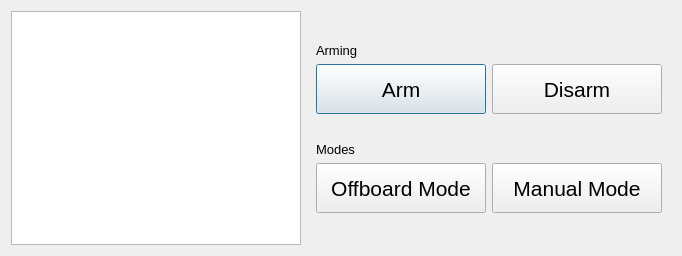
Qt form vehicle_monitor.ui (ICSL-hanyang/vehicle_monitor) before a commit.
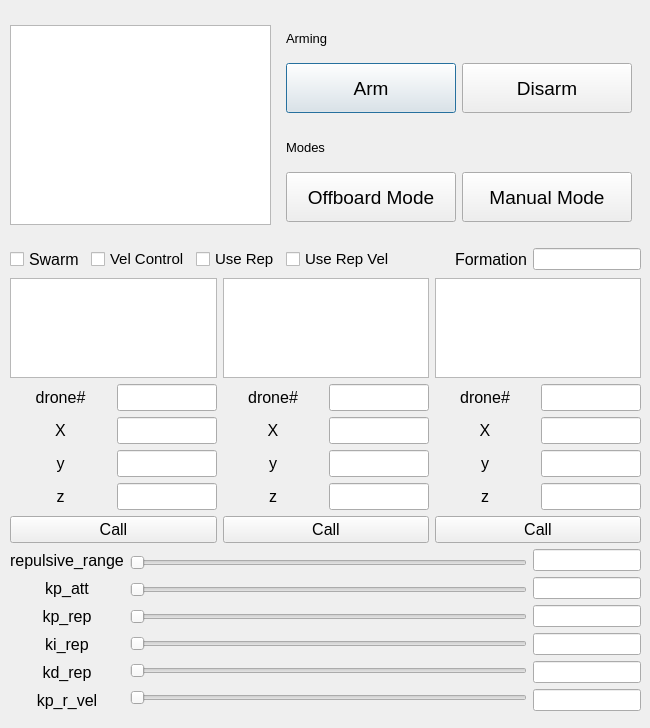
The same form after that commit.

Commit message: multi drone control ui added

```diff
--- a/vehicle_monitor.ui
+++ b/vehicle_monitor.ui
@@ -6,8 +6,8 @@
    <rect>
     <x>0</x>
     <y>0</y>
-    <width>682</width>
-    <height>256</height>
+    <width>650</width>
+    <height>728</height>
    </rect>
   </property>
   <property name="minimumSize">
@@ -19,13 +19,36 @@
   <property name="windowTitle">
    <string>Vehicle Monitor</string>
   </property>
-  <layout class="QHBoxLayout" name="horizontalLayout">
+  <widget class="QWidget" name="verticalLayoutWidget">
+   <property name="geometry">
+    <rect>
+     <x>10</x>
+     <y>10</y>
+     <width>631</width>
+     <height>701</height>
+    </rect>
+   </property>
+   <layout class="QVBoxLayout" name="verticalLayout_2">
+    <item>
+     <layout class="QHBoxLayout" name="horizontalLayout_4">
    <item>
     <widget class="QTextBrowser" name="textBrowser">
+        <property name="sizePolicy">
+         <sizepolicy hsizetype="Expanding" vsizetype="Fixed">
+          <horstretch>0</horstretch>
+          <verstretch>0</verstretch>
+         </sizepolicy>
+        </property>
      <property name="minimumSize">
       <size>
-       <width>250</width>
-       <height>230</height>
+          <width>100</width>
+          <height>150</height>
+         </size>
+        </property>
+        <property name="maximumSize">
+         <size>
+          <width>2000</width>
+          <height>200</height>
       </size>
      </property>
      <property name="font">
@@ -50,19 +73,6 @@
      <property name="bottomMargin">
       <number>9</number>
      </property>
-     <item>
-      <spacer name="verticalSpacer_2">
-       <property name="orientation">
-        <enum>Qt::Vertical</enum>
-       </property>
-       <property name="sizeHint" stdset="0">
-        <size>
-         <width>20</width>
-         <height>40</height>
-        </size>
-       </property>
-      </spacer>
-     </item>
      <item>
       <widget class="QLabel" name="label">
        <property name="font">
@@ -87,7 +97,7 @@
          </property>
          <property name="font">
           <font>
-           <pointsize>16</pointsize>
+              <pointsize>14</pointsize>
           </font>
          </property>
          <property name="text">
@@ -105,7 +115,7 @@
          </property>
          <property name="font">
           <font>
-           <pointsize>16</pointsize>
+              <pointsize>14</pointsize>
           </font>
          </property>
          <property name="text">
@@ -120,10 +130,13 @@
        <property name="orientation">
         <enum>Qt::Vertical</enum>
        </property>
+          <property name="sizeType">
+           <enum>QSizePolicy::Fixed</enum>
+          </property>
        <property name="sizeHint" stdset="0">
         <size>
          <width>20</width>
-         <height>40</height>
+            <height>10</height>
         </size>
        </property>
       </spacer>
@@ -152,7 +165,7 @@
          </property>
          <property name="font">
           <font>
-           <pointsize>16</pointsize>
+              <pointsize>14</pointsize>
           </font>
          </property>
          <property name="text">
@@ -173,7 +186,7 @@
          </property>
          <property name="font">
           <font>
-           <pointsize>16</pointsize>
+              <pointsize>14</pointsize>
           </font>
          </property>
          <property name="text">
@@ -188,10 +201,13 @@
        <property name="orientation">
         <enum>Qt::Vertical</enum>
        </property>
+          <property name="sizeType">
+           <enum>QSizePolicy::Fixed</enum>
+          </property>
        <property name="sizeHint" stdset="0">
         <size>
          <width>20</width>
-         <height>40</height>
+            <height>10</height>
         </size>
        </property>
       </spacer>
@@ -199,6 +215,896 @@
     </layout>
    </item>
   </layout>
+    </item>
+    <item>
+     <layout class="QHBoxLayout" name="horizontalLayout_6">
+      <item>
+       <widget class="QCheckBox" name="checkBox">
+        <property name="font">
+         <font>
+          <pointsize>12</pointsize>
+         </font>
+        </property>
+        <property name="text">
+         <string>Swarm</string>
+        </property>
+       </widget>
+      </item>
+      <item>
+       <widget class="QCheckBox" name="checkBox_vel">
+        <property name="font">
+         <font>
+          <pointsize>11</pointsize>
+         </font>
+        </property>
+        <property name="text">
+         <string>Vel Control</string>
+        </property>
+       </widget>
+      </item>
+      <item>
+       <widget class="QCheckBox" name="checkBox_rep">
+        <property name="font">
+         <font>
+          <pointsize>11</pointsize>
+         </font>
+        </property>
+        <property name="text">
+         <string>Use Rep</string>
+        </property>
+       </widget>
+      </item>
+      <item>
+       <widget class="QCheckBox" name="checkBox_rep_vel">
+        <property name="font">
+         <font>
+          <pointsize>11</pointsize>
+         </font>
+        </property>
+        <property name="text">
+         <string>Use Rep Vel</string>
+        </property>
+       </widget>
+      </item>
+      <item>
+       <spacer name="horizontalSpacer">
+        <property name="orientation">
+         <enum>Qt::Horizontal</enum>
+        </property>
+        <property name="sizeType">
+         <enum>QSizePolicy::Expanding</enum>
+        </property>
+        <property name="sizeHint" stdset="0">
+         <size>
+          <width>30</width>
+          <height>10</height>
+         </size>
+        </property>
+       </spacer>
+      </item>
+      <item>
+       <widget class="QLabel" name="label_11">
+        <property name="sizePolicy">
+         <sizepolicy hsizetype="Minimum" vsizetype="Minimum">
+          <horstretch>0</horstretch>
+          <verstretch>0</verstretch>
+         </sizepolicy>
+        </property>
+        <property name="minimumSize">
+         <size>
+          <width>0</width>
+          <height>20</height>
+         </size>
+        </property>
+        <property name="font">
+         <font>
+          <pointsize>12</pointsize>
+         </font>
+        </property>
+        <property name="text">
+         <string>Formation</string>
+        </property>
+        <property name="alignment">
+         <set>Qt::AlignCenter</set>
+        </property>
+       </widget>
+      </item>
+      <item>
+       <widget class="QLineEdit" name="lineEdit_formation">
+        <property name="sizePolicy">
+         <sizepolicy hsizetype="Fixed" vsizetype="Fixed">
+          <horstretch>0</horstretch>
+          <verstretch>0</verstretch>
+         </sizepolicy>
+        </property>
+        <property name="maximumSize">
+         <size>
+          <width>250</width>
+          <height>16777215</height>
+         </size>
+        </property>
+       </widget>
+      </item>
+     </layout>
+    </item>
+    <item>
+     <layout class="QHBoxLayout" name="horizontalLayout_7">
+      <item>
+       <layout class="QVBoxLayout" name="verticalLayout_5">
+        <item>
+         <widget class="QTextBrowser" name="textBrowser_2">
+          <property name="sizePolicy">
+           <sizepolicy hsizetype="Fixed" vsizetype="Fixed">
+            <horstretch>0</horstretch>
+            <verstretch>0</verstretch>
+           </sizepolicy>
+          </property>
+          <property name="maximumSize">
+           <size>
+            <width>230</width>
+            <height>100</height>
+           </size>
+          </property>
+         </widget>
+        </item>
+        <item>
+         <layout class="QHBoxLayout" name="horizontalLayout">
+          <item>
+           <layout class="QVBoxLayout" name="verticalLayout_4">
+            <item>
+             <widget class="QLabel" name="label_4">
+              <property name="font">
+               <font>
+                <pointsize>12</pointsize>
+               </font>
+              </property>
+              <property name="text">
+               <string>drone#</string>
+              </property>
+              <property name="alignment">
+               <set>Qt::AlignCenter</set>
+              </property>
+             </widget>
+            </item>
+            <item>
+             <widget class="QLabel" name="label_3">
+              <property name="font">
+               <font>
+                <pointsize>12</pointsize>
+               </font>
+              </property>
+              <property name="text">
+               <string>X</string>
+              </property>
+              <property name="alignment">
+               <set>Qt::AlignCenter</set>
+              </property>
+             </widget>
+            </item>
+            <item>
+             <widget class="QLabel" name="label_6">
+              <property name="font">
+               <font>
+                <pointsize>12</pointsize>
+               </font>
+              </property>
+              <property name="text">
+               <string>y</string>
+              </property>
+              <property name="alignment">
+               <set>Qt::AlignCenter</set>
+              </property>
+             </widget>
+            </item>
+            <item>
+             <widget class="QLabel" name="label_5">
+              <property name="font">
+               <font>
+                <pointsize>12</pointsize>
+               </font>
+              </property>
+              <property name="text">
+               <string>z</string>
+              </property>
+              <property name="alignment">
+               <set>Qt::AlignCenter</set>
+              </property>
+             </widget>
+            </item>
+           </layout>
+          </item>
+          <item>
+           <layout class="QVBoxLayout" name="verticalLayout_3">
+            <item>
+             <widget class="QLineEdit" name="lineEdit">
+              <property name="sizePolicy">
+               <sizepolicy hsizetype="Fixed" vsizetype="Fixed">
+                <horstretch>0</horstretch>
+                <verstretch>0</verstretch>
+               </sizepolicy>
+              </property>
+              <property name="maximumSize">
+               <size>
+                <width>100</width>
+                <height>16777215</height>
+               </size>
+              </property>
+              <property name="font">
+               <font>
+                <pointsize>12</pointsize>
+               </font>
+              </property>
+             </widget>
+            </item>
+            <item>
+             <widget class="QLineEdit" name="lineEdit_2">
+              <property name="sizePolicy">
+               <sizepolicy hsizetype="Fixed" vsizetype="Fixed">
+                <horstretch>0</horstretch>
+                <verstretch>0</verstretch>
+               </sizepolicy>
+              </property>
+              <property name="maximumSize">
+               <size>
+                <width>100</width>
+                <height>16777215</height>
+               </size>
+              </property>
+              <property name="font">
+               <font>
+                <pointsize>12</pointsize>
+               </font>
+              </property>
+             </widget>
+            </item>
+            <item>
+             <widget class="QLineEdit" name="lineEdit_3">
+              <property name="sizePolicy">
+               <sizepolicy hsizetype="Fixed" vsizetype="Fixed">
+                <horstretch>0</horstretch>
+                <verstretch>0</verstretch>
+               </sizepolicy>
+              </property>
+              <property name="maximumSize">
+               <size>
+                <width>100</width>
+                <height>16777215</height>
+               </size>
+              </property>
+              <property name="font">
+               <font>
+                <pointsize>12</pointsize>
+               </font>
+              </property>
+             </widget>
+            </item>
+            <item>
+             <widget class="QLineEdit" name="lineEdit_4">
+              <property name="sizePolicy">
+               <sizepolicy hsizetype="Fixed" vsizetype="Fixed">
+                <horstretch>0</horstretch>
+                <verstretch>0</verstretch>
+               </sizepolicy>
+              </property>
+              <property name="maximumSize">
+               <size>
+                <width>100</width>
+                <height>16777215</height>
+               </size>
+              </property>
+              <property name="font">
+               <font>
+                <pointsize>12</pointsize>
+               </font>
+              </property>
+             </widget>
+            </item>
+           </layout>
+          </item>
+         </layout>
+        </item>
+        <item>
+         <widget class="QPushButton" name="goToButton">
+          <property name="font">
+           <font>
+            <pointsize>12</pointsize>
+           </font>
+          </property>
+          <property name="text">
+           <string>Call</string>
+          </property>
+         </widget>
+        </item>
+       </layout>
+      </item>
+      <item>
+       <layout class="QVBoxLayout" name="verticalLayout_6">
+        <item>
+         <widget class="QTextBrowser" name="textBrowser_3">
+          <property name="sizePolicy">
+           <sizepolicy hsizetype="Fixed" vsizetype="Fixed">
+            <horstretch>0</horstretch>
+            <verstretch>0</verstretch>
+           </sizepolicy>
+          </property>
+          <property name="maximumSize">
+           <size>
+            <width>230</width>
+            <height>100</height>
+           </size>
+          </property>
+         </widget>
+        </item>
+        <item>
+         <layout class="QHBoxLayout" name="horizontalLayout_5">
+          <item>
+           <layout class="QVBoxLayout" name="verticalLayout_7">
+            <item>
+             <widget class="QLabel" name="label_7">
+              <property name="font">
+               <font>
+                <pointsize>12</pointsize>
+               </font>
+              </property>
+              <property name="text">
+               <string>drone#</string>
+              </property>
+              <property name="alignment">
+               <set>Qt::AlignCenter</set>
+              </property>
+             </widget>
+            </item>
+            <item>
+             <widget class="QLabel" name="label_8">
+              <property name="font">
+               <font>
+                <pointsize>12</pointsize>
+               </font>
+              </property>
+              <property name="text">
+               <string>X</string>
+              </property>
+              <property name="alignment">
+               <set>Qt::AlignCenter</set>
+              </property>
+             </widget>
+            </item>
+            <item>
+             <widget class="QLabel" name="label_9">
+              <property name="font">
+               <font>
+                <pointsize>12</pointsize>
+               </font>
+              </property>
+              <property name="text">
+               <string>y</string>
+              </property>
+              <property name="alignment">
+               <set>Qt::AlignCenter</set>
+              </property>
+             </widget>
+            </item>
+            <item>
+             <widget class="QLabel" name="label_10">
+              <property name="font">
+               <font>
+                <pointsize>12</pointsize>
+               </font>
+              </property>
+              <property name="text">
+               <string>z</string>
+              </property>
+              <property name="alignment">
+               <set>Qt::AlignCenter</set>
+              </property>
+             </widget>
+            </item>
+           </layout>
+          </item>
+          <item>
+           <layout class="QVBoxLayout" name="verticalLayout_8">
+            <item>
+             <widget class="QLineEdit" name="lineEdit_5">
+              <property name="sizePolicy">
+               <sizepolicy hsizetype="Fixed" vsizetype="Fixed">
+                <horstretch>0</horstretch>
+                <verstretch>0</verstretch>
+               </sizepolicy>
+              </property>
+              <property name="maximumSize">
+               <size>
+                <width>100</width>
+                <height>16777215</height>
+               </size>
+              </property>
+              <property name="font">
+               <font>
+                <pointsize>12</pointsize>
+               </font>
+              </property>
+             </widget>
+            </item>
+            <item>
+             <widget class="QLineEdit" name="lineEdit_6">
+              <property name="sizePolicy">
+               <sizepolicy hsizetype="Fixed" vsizetype="Fixed">
+                <horstretch>0</horstretch>
+                <verstretch>0</verstretch>
+               </sizepolicy>
+              </property>
+              <property name="maximumSize">
+               <size>
+                <width>100</width>
+                <height>16777215</height>
+               </size>
+              </property>
+              <property name="font">
+               <font>
+                <pointsize>12</pointsize>
+               </font>
+              </property>
+             </widget>
+            </item>
+            <item>
+             <widget class="QLineEdit" name="lineEdit_7">
+              <property name="sizePolicy">
+               <sizepolicy hsizetype="Fixed" vsizetype="Fixed">
+                <horstretch>0</horstretch>
+                <verstretch>0</verstretch>
+               </sizepolicy>
+              </property>
+              <property name="maximumSize">
+               <size>
+                <width>100</width>
+                <height>16777215</height>
+               </size>
+              </property>
+              <property name="font">
+               <font>
+                <pointsize>12</pointsize>
+               </font>
+              </property>
+             </widget>
+            </item>
+            <item>
+             <widget class="QLineEdit" name="lineEdit_8">
+              <property name="sizePolicy">
+               <sizepolicy hsizetype="Fixed" vsizetype="Fixed">
+                <horstretch>0</horstretch>
+                <verstretch>0</verstretch>
+               </sizepolicy>
+              </property>
+              <property name="maximumSize">
+               <size>
+                <width>100</width>
+                <height>16777215</height>
+               </size>
+              </property>
+              <property name="font">
+               <font>
+                <pointsize>12</pointsize>
+               </font>
+              </property>
+             </widget>
+            </item>
+           </layout>
+          </item>
+         </layout>
+        </item>
+        <item>
+         <widget class="QPushButton" name="goToButton_2">
+          <property name="font">
+           <font>
+            <pointsize>12</pointsize>
+           </font>
+          </property>
+          <property name="text">
+           <string>Call</string>
+          </property>
+         </widget>
+        </item>
+       </layout>
+      </item>
+      <item>
+       <layout class="QVBoxLayout" name="verticalLayout_9">
+        <item>
+         <widget class="QTextBrowser" name="textBrowser_4">
+          <property name="sizePolicy">
+           <sizepolicy hsizetype="Fixed" vsizetype="Fixed">
+            <horstretch>0</horstretch>
+            <verstretch>0</verstretch>
+           </sizepolicy>
+          </property>
+          <property name="maximumSize">
+           <size>
+            <width>230</width>
+            <height>100</height>
+           </size>
+          </property>
+         </widget>
+        </item>
+        <item>
+         <layout class="QHBoxLayout" name="horizontalLayout_8">
+          <item>
+           <layout class="QVBoxLayout" name="verticalLayout_10">
+            <item>
+             <widget class="QLabel" name="label_12">
+              <property name="font">
+               <font>
+                <pointsize>12</pointsize>
+               </font>
+              </property>
+              <property name="text">
+               <string>drone#</string>
+              </property>
+              <property name="alignment">
+               <set>Qt::AlignCenter</set>
+              </property>
+             </widget>
+            </item>
+            <item>
+             <widget class="QLabel" name="label_13">
+              <property name="font">
+               <font>
+                <pointsize>12</pointsize>
+               </font>
+              </property>
+              <property name="text">
+               <string>X</string>
+              </property>
+              <property name="alignment">
+               <set>Qt::AlignCenter</set>
+              </property>
+             </widget>
+            </item>
+            <item>
+             <widget class="QLabel" name="label_14">
+              <property name="font">
+               <font>
+                <pointsize>12</pointsize>
+               </font>
+              </property>
+              <property name="text">
+               <string>y</string>
+              </property>
+              <property name="alignment">
+               <set>Qt::AlignCenter</set>
+              </property>
+             </widget>
+            </item>
+            <item>
+             <widget class="QLabel" name="label_15">
+              <property name="font">
+               <font>
+                <pointsize>12</pointsize>
+               </font>
+              </property>
+              <property name="text">
+               <string>z</string>
+              </property>
+              <property name="alignment">
+               <set>Qt::AlignCenter</set>
+              </property>
+             </widget>
+            </item>
+           </layout>
+          </item>
+          <item>
+           <layout class="QVBoxLayout" name="verticalLayout_11">
+            <item>
+             <widget class="QLineEdit" name="lineEdit_10">
+              <property name="sizePolicy">
+               <sizepolicy hsizetype="Fixed" vsizetype="Fixed">
+                <horstretch>0</horstretch>
+                <verstretch>0</verstretch>
+               </sizepolicy>
+              </property>
+              <property name="maximumSize">
+               <size>
+                <width>100</width>
+                <height>16777215</height>
+               </size>
+              </property>
+              <property name="font">
+               <font>
+                <pointsize>12</pointsize>
+               </font>
+              </property>
+             </widget>
+            </item>
+            <item>
+             <widget class="QLineEdit" name="lineEdit_11">
+              <property name="sizePolicy">
+               <sizepolicy hsizetype="Fixed" vsizetype="Fixed">
+                <horstretch>0</horstretch>
+                <verstretch>0</verstretch>
+               </sizepolicy>
+              </property>
+              <property name="maximumSize">
+               <size>
+                <width>100</width>
+                <height>16777215</height>
+               </size>
+              </property>
+              <property name="font">
+               <font>
+                <pointsize>12</pointsize>
+               </font>
+              </property>
+             </widget>
+            </item>
+            <item>
+             <widget class="QLineEdit" name="lineEdit_12">
+              <property name="sizePolicy">
+               <sizepolicy hsizetype="Fixed" vsizetype="Fixed">
+                <horstretch>0</horstretch>
+                <verstretch>0</verstretch>
+               </sizepolicy>
+              </property>
+              <property name="maximumSize">
+               <size>
+                <width>100</width>
+                <height>16777215</height>
+               </size>
+              </property>
+              <property name="font">
+               <font>
+                <pointsize>12</pointsize>
+               </font>
+              </property>
+             </widget>
+            </item>
+            <item>
+             <widget class="QLineEdit" name="lineEdit_13">
+              <property name="sizePolicy">
+               <sizepolicy hsizetype="Fixed" vsizetype="Fixed">
+                <horstretch>0</horstretch>
+                <verstretch>0</verstretch>
+               </sizepolicy>
+              </property>
+              <property name="maximumSize">
+               <size>
+                <width>100</width>
+                <height>16777215</height>
+               </size>
+              </property>
+              <property name="font">
+               <font>
+                <pointsize>12</pointsize>
+               </font>
+              </property>
+             </widget>
+            </item>
+           </layout>
+          </item>
+         </layout>
+        </item>
+        <item>
+         <widget class="QPushButton" name="goToButton_3">
+          <property name="font">
+           <font>
+            <pointsize>12</pointsize>
+           </font>
+          </property>
+          <property name="text">
+           <string>Call</string>
+          </property>
+         </widget>
+        </item>
+       </layout>
+      </item>
+     </layout>
+    </item>
+    <item>
+     <layout class="QHBoxLayout" name="horizontalLayout_9">
+      <item>
+       <layout class="QVBoxLayout" name="verticalLayout_13">
+        <item>
+         <widget class="QLabel" name="label_19">
+          <property name="font">
+           <font>
+            <pointsize>12</pointsize>
+           </font>
+          </property>
+          <property name="text">
+           <string>repulsive_range</string>
+          </property>
+          <property name="alignment">
+           <set>Qt::AlignCenter</set>
+          </property>
+         </widget>
+        </item>
+        <item>
+         <widget class="QLabel" name="label_16">
+          <property name="font">
+           <font>
+            <pointsize>12</pointsize>
+           </font>
+          </property>
+          <property name="text">
+           <string>kp_att</string>
+          </property>
+          <property name="alignment">
+           <set>Qt::AlignCenter</set>
+          </property>
+         </widget>
+        </item>
+        <item>
+         <widget class="QLabel" name="label_17">
+          <property name="font">
+           <font>
+            <pointsize>12</pointsize>
+           </font>
+          </property>
+          <property name="text">
+           <string>kp_rep</string>
+          </property>
+          <property name="alignment">
+           <set>Qt::AlignCenter</set>
+          </property>
+         </widget>
+        </item>
+        <item>
+         <widget class="QLabel" name="label_20">
+          <property name="font">
+           <font>
+            <pointsize>12</pointsize>
+           </font>
+          </property>
+          <property name="text">
+           <string>ki_rep</string>
+          </property>
+          <property name="alignment">
+           <set>Qt::AlignCenter</set>
+          </property>
+         </widget>
+        </item>
+        <item>
+         <widget class="QLabel" name="label_21">
+          <property name="font">
+           <font>
+            <pointsize>12</pointsize>
+           </font>
+          </property>
+          <property name="text">
+           <string>kd_rep</string>
+          </property>
+          <property name="alignment">
+           <set>Qt::AlignCenter</set>
+          </property>
+         </widget>
+        </item>
+        <item>
+         <widget class="QLabel" name="label_18">
+          <property name="font">
+           <font>
+            <pointsize>12</pointsize>
+           </font>
+          </property>
+          <property name="text">
+           <string>kp_r_vel</string>
+          </property>
+          <property name="alignment">
+           <set>Qt::AlignCenter</set>
+          </property>
+         </widget>
+        </item>
+       </layout>
+      </item>
+      <item>
+       <layout class="QVBoxLayout" name="verticalLayout_14">
+        <item>
+         <widget class="QSlider" name="horizontalSlider_rep_range">
+          <property name="orientation">
+           <enum>Qt::Horizontal</enum>
+          </property>
+         </widget>
+        </item>
+        <item>
+         <widget class="QSlider" name="horizontalSlider_kp_att">
+          <property name="orientation">
+           <enum>Qt::Horizontal</enum>
+          </property>
+         </widget>
+        </item>
+        <item>
+         <widget class="QSlider" name="horizontalSlider_kp_rep">
+          <property name="orientation">
+           <enum>Qt::Horizontal</enum>
+          </property>
+         </widget>
+        </item>
+        <item>
+         <widget class="QSlider" name="horizontalSlider_ki_rep">
+          <property name="orientation">
+           <enum>Qt::Horizontal</enum>
+          </property>
+         </widget>
+        </item>
+        <item>
+         <widget class="QSlider" name="horizontalSlider_kd_rep">
+          <property name="orientation">
+           <enum>Qt::Horizontal</enum>
+          </property>
+         </widget>
+        </item>
+        <item>
+         <widget class="QSlider" name="horizontalSlider_kp_r_vel">
+          <property name="orientation">
+           <enum>Qt::Horizontal</enum>
+          </property>
+         </widget>
+        </item>
+       </layout>
+      </item>
+      <item>
+       <layout class="QVBoxLayout" name="verticalLayout_15">
+        <item>
+         <widget class="QLineEdit" name="lineEdit_rep_range">
+          <property name="sizePolicy">
+           <sizepolicy hsizetype="Fixed" vsizetype="Fixed">
+            <horstretch>0</horstretch>
+            <verstretch>0</verstretch>
+           </sizepolicy>
+          </property>
+         </widget>
+        </item>
+        <item>
+         <widget class="QLineEdit" name="lineEdit_kp_att">
+          <property name="sizePolicy">
+           <sizepolicy hsizetype="Fixed" vsizetype="Fixed">
+            <horstretch>0</horstretch>
+            <verstretch>0</verstretch>
+           </sizepolicy>
+          </property>
+         </widget>
+        </item>
+        <item>
+         <widget class="QLineEdit" name="lineEdit_kp_rep">
+          <property name="sizePolicy">
+           <sizepolicy hsizetype="Fixed" vsizetype="Fixed">
+            <horstretch>0</horstretch>
+            <verstretch>0</verstretch>
+           </sizepolicy>
+          </property>
+         </widget>
+        </item>
+        <item>
+         <widget class="QLineEdit" name="lineEdit_ki_rep">
+          <property name="sizePolicy">
+           <sizepolicy hsizetype="Fixed" vsizetype="Fixed">
+            <horstretch>0</horstretch>
+            <verstretch>0</verstretch>
+           </sizepolicy>
+          </property>
+         </widget>
+        </item>
+        <item>
+         <widget class="QLineEdit" name="lineEdit_kd_rep">
+          <property name="sizePolicy">
+           <sizepolicy hsizetype="Fixed" vsizetype="Fixed">
+            <horstretch>0</horstretch>
+            <verstretch>0</verstretch>
+           </sizepolicy>
+          </property>
+         </widget>
+        </item>
+        <item>
+         <widget class="QLineEdit" name="lineEdit_kp_r_vel">
+          <property name="sizePolicy">
+           <sizepolicy hsizetype="Fixed" vsizetype="Fixed">
+            <horstretch>0</horstretch>
+            <verstretch>0</verstretch>
+           </sizepolicy>
+          </property>
+         </widget>
+        </item>
+       </layout>
+      </item>
+     </layout>
+    </item>
+   </layout>
+  </widget>
  </widget>
  <resources/>
  <connections/>
```
Lines whose indentation alone changed are shown as unchanged. The commit also changes 1 other file.
